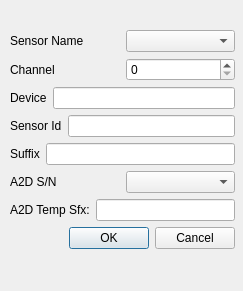
Before: the Qt Designer form src/nidas/apps/config/AddSensorComboDialog.ui in NCAR/nidas, drawn with Qt 5.
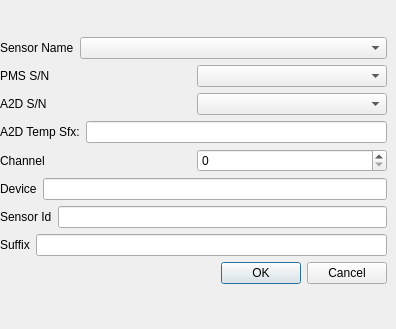
After: the same form once the commit is applied.

Diff of the .ui file:
```diff
--- a/src/nidas/apps/config/AddSensorComboDialog.ui
+++ b/src/nidas/apps/config/AddSensorComboDialog.ui
@@ -6,12 +6,12 @@
    <rect>
     <x>0</x>
     <y>0</y>
-    <width>243</width>
-    <height>291</height>
+    <width>396</width>
+    <height>329</height>
    </rect>
   </property>
   <property name="sizePolicy">
-   <sizepolicy hsizetype="MinimumExpanding" vsizetype="MinimumExpanding">
+   <sizepolicy hsizetype="Expanding" vsizetype="MinimumExpanding">
     <horstretch>0</horstretch>
     <verstretch>0</verstretch>
    </sizepolicy>
@@ -22,13 +22,16 @@
   <widget class="QWidget" name="layoutWidget">
    <property name="geometry">
     <rect>
-     <x>10</x>
-     <y>1</y>
-     <width>225</width>
-     <height>276</height>
+     <x>0</x>
+     <y>0</y>
+     <width>387</width>
+     <height>321</height>
     </rect>
    </property>
    <layout class="QVBoxLayout" name="verticalLayout">
+    <property name="sizeConstraint">
+     <enum>QLayout::SetNoConstraint</enum>
+    </property>
     <item>
      <spacer name="verticalSpacer_top">
       <property name="orientation">
@@ -44,6 +47,9 @@
     </item>
     <item>
      <layout class="QHBoxLayout" name="SensorLayout">
+      <property name="sizeConstraint">
+       <enum>QLayout::SetNoConstraint</enum>
+      </property>
       <item>
        <widget class="QLabel" name="SensorLabel">
         <property name="text">
@@ -55,7 +61,65 @@
        </widget>
       </item>
       <item>
-       <widget class="QComboBox" name="SensorBox"/>
+       <widget class="QComboBox" name="SensorBox">
+        <property name="sizePolicy">
+         <sizepolicy hsizetype="Expanding" vsizetype="Fixed">
+          <horstretch>3</horstretch>
+          <verstretch>0</verstretch>
+         </sizepolicy>
+        </property>
+        <property name="sizeAdjustPolicy">
+         <enum>QComboBox::AdjustToContents</enum>
+        </property>
+       </widget>
+      </item>
+     </layout>
+    </item>
+    <item>
+     <layout class="QHBoxLayout" name="PMSSNLayout">
+      <item>
+       <widget class="QLabel" name="PMSSNLabel">
+        <property name="text">
+         <string>PMS S/N</string>
+        </property>
+        <property name="buddy">
+         <cstring>SensorBox</cstring>
+        </property>
+       </widget>
+      </item>
+      <item>
+       <widget class="QComboBox" name="PMSSNBox"/>
+      </item>
+     </layout>
+    </item>
+    <item>
+     <layout class="QHBoxLayout" name="A2DSNLayout">
+      <item>
+       <widget class="QLabel" name="A2DSNLabel">
+        <property name="text">
+         <string>A2D S/N</string>
+        </property>
+        <property name="buddy">
+         <cstring>SensorBox</cstring>
+        </property>
+       </widget>
+      </item>
+      <item>
+       <widget class="QComboBox" name="A2DSNBox"/>
+      </item>
+     </layout>
+    </item>
+    <item>
+     <layout class="QHBoxLayout" name="A2DTempSuffixLayout">
+      <item>
+       <widget class="QLabel" name="A2DTempSuffixLabel">
+        <property name="text">
+         <string>A2D Temp Sfx:</string>
+        </property>
+       </widget>
+      </item>
+      <item>
+       <widget class="QLineEdit" name="A2DTempSuffixText"/>
       </item>
      </layout>
     </item>
@@ -144,37 +208,6 @@
       </item>
      </layout>
     </item>
-    <item>
-     <layout class="QHBoxLayout" name="A2DSNLayout">
-      <item>
-       <widget class="QLabel" name="A2DSNLabel">
-        <property name="text">
-         <string>A2D S/N</string>
-        </property>
-        <property name="buddy">
-         <cstring>SensorBox</cstring>
-        </property>
-       </widget>
-      </item>
-      <item>
-       <widget class="QComboBox" name="A2DSNBox"/>
-      </item>
-     </layout>
-    </item>
-    <item>
-     <layout class="QHBoxLayout" name="A2DTempSuffixLayout">
-      <item>
-       <widget class="QLabel" name="A2DTempSuffixLabel">
-        <property name="text">
-         <string>A2D Temp Sfx:</string>
-        </property>
-       </widget>
-      </item>
-      <item>
-       <widget class="QLineEdit" name="A2DTempSuffixText"/>
-      </item>
-     </layout>
-    </item>
     <item>
      <widget class="QDialogButtonBox" name="buttonBox">
       <property name="orientation">
```
